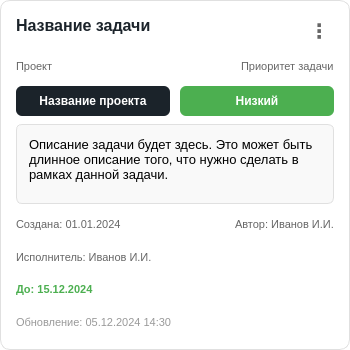
The window that ui/my_tasks/task_card.ui (lerakaplich/TaskPlanner2) describes before a commit, drawn with Qt 5.
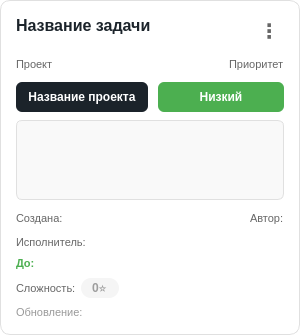
The same window after the commit.

Commit message: задачи

```diff
--- a/ui/my_tasks/task_card.ui
+++ b/ui/my_tasks/task_card.ui
@@ -6,12 +6,12 @@
    <rect>
     <x>0</x>
     <y>0</y>
-    <width>350</width>
-    <height>350</height>
+    <width>330</width>
+    <height>0</height>
    </rect>
   </property>
   <property name="sizePolicy">
-   <sizepolicy hsizetype="Preferred" vsizetype="Preferred">
+   <sizepolicy hsizetype="Preferred" vsizetype="Minimum">
     <horstretch>0</horstretch>
     <verstretch>0</verstretch>
    </sizepolicy>
@@ -19,12 +19,12 @@
   <property name="minimumSize">
    <size>
     <width>300</width>
-    <height>350</height>
+    <height>0</height>
    </size>
   </property>
   <property name="maximumSize">
    <size>
-    <width>350</width>
+    <width>330</width>
     <height>16777215</height>
    </size>
   </property>
@@ -154,7 +154,7 @@
 }</string>
        </property>
        <property name="text">
-        <string>Приоритет задачи</string>
+        <string>Приоритет</string>
        </property>
       </widget>
      </item>
@@ -213,9 +213,6 @@
          <height>30</height>
         </size>
        </property>
-       <property name="layoutDirection">
-        <enum>Qt::LayoutDirection::LeftToRight</enum>
-       </property>
        <property name="styleSheet">
         <string notr="true">QLabel {
     background-color: #4CAF50;
@@ -269,7 +266,7 @@
 li.unchecked::marker { content: &quot;\2610&quot;; }
 li.checked::marker { content: &quot;\2612&quot;; }
 &lt;/style&gt;&lt;/head&gt;&lt;body style=&quot; font-family:'Segoe UI'; font-size:13px; font-weight:400; font-style:normal;&quot;&gt;
-&lt;p style=&quot; margin-top:0px; margin-bottom:0px; margin-left:0px; margin-right:0px; -qt-block-indent:0; text-indent:0px;&quot;&gt;Описание задачи будет здесь. Это может быть длинное описание того, что нужно сделать в рамках данной задачи.&lt;/p&gt;&lt;/body&gt;&lt;/html&gt;</string>
+&lt;p style=&quot; margin-top:0px; margin-bottom:0px; margin-left:0px; margin-right:0px; -qt-block-indent:0; text-indent:0px;&quot;&gt;&lt;/p&gt;&lt;/body&gt;&lt;/html&gt;</string>
      </property>
     </widget>
    </item>
@@ -291,7 +288,7 @@
 }</string>
        </property>
        <property name="text">
-        <string>Создана: 01.01.2024</string>
+        <string>Создана:</string>
        </property>
       </widget>
      </item>
@@ -317,7 +314,7 @@
 }</string>
        </property>
        <property name="text">
-        <string>Автор: Иванов И.И.</string>
+        <string>Автор:</string>
        </property>
       </widget>
      </item>
@@ -332,7 +329,7 @@
 }</string>
      </property>
      <property name="text">
-      <string>Исполнитель: Иванов И.И.</string>
+      <string>Исполнитель:</string>
      </property>
     </widget>
    </item>
@@ -346,10 +343,64 @@
 }</string>
      </property>
      <property name="text">
-      <string>До: 15.12.2024</string>
+      <string>До:</string>
      </property>
     </widget>
    </item>
+
+   <!-- СЛОЖНОСТЬ - ЦИФРА СО ЗВЕЗДОЙ -->
+   <item>
+    <layout class="QHBoxLayout" name="difficultyLayout">
+     <property name="spacing">
+      <number>5</number>
+     </property>
+     <item>
+      <widget class="QLabel" name="difficultyTitleLabel">
+       <property name="styleSheet">
+        <string notr="true">QLabel {
+    font-size: 11px;
+    color: #666;
+}</string>
+       </property>
+       <property name="text">
+        <string>Сложность:</string>
+       </property>
+      </widget>
+     </item>
+     <item>
+      <widget class="QLabel" name="difficultyValueLabel">
+       <property name="text">
+        <string>0⭐</string>
+       </property>
+       <property name="styleSheet">
+        <string notr="true">QLabel {
+    font-size: 12px;
+    font-weight: bold;
+    color: #9E9E9E;
+    background-color: #F5F5F5;
+    border-radius: 10px;
+    padding: 2px 8px;
+}</string>
+       </property>
+      </widget>
+     </item>
+     <item>
+      <spacer name="difficultySpacer">
+       <property name="orientation">
+        <enum>Qt::Orientation::Horizontal</enum>
+       </property>
+       <property name="sizeHint" stdset="0">
+        <size>
+         <width>40</width>
+         <height>20</height>
+        </size>
+       </property>
+      </spacer>
+     </item>
+    </layout>
+   </item>
+
+   <!-- Дата обновления -->
    <item>
     <widget class="QLabel" name="updatedLabel">
      <property name="styleSheet">
@@ -359,7 +410,7 @@
 }</string>
      </property>
      <property name="text">
-      <string>Обновление: 05.12.2024 14:30</string>
+      <string>Обновление:</string>
      </property>
     </widget>
    </item>
```
Left out of the diff: 16 changed lines with no effect on the pictures. The commit also changes 13 other files.
